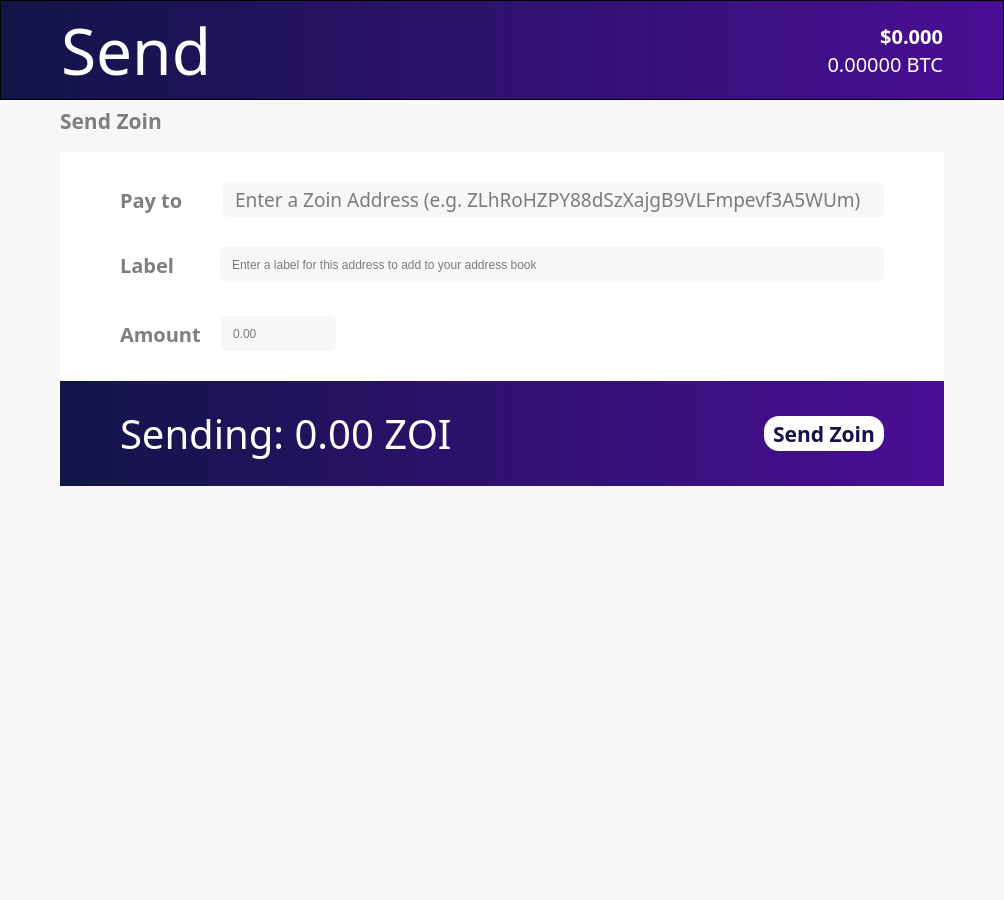
Old version of the form src/qt/forms/sendcoinsdialog.ui in the repository noirofficial/noir.
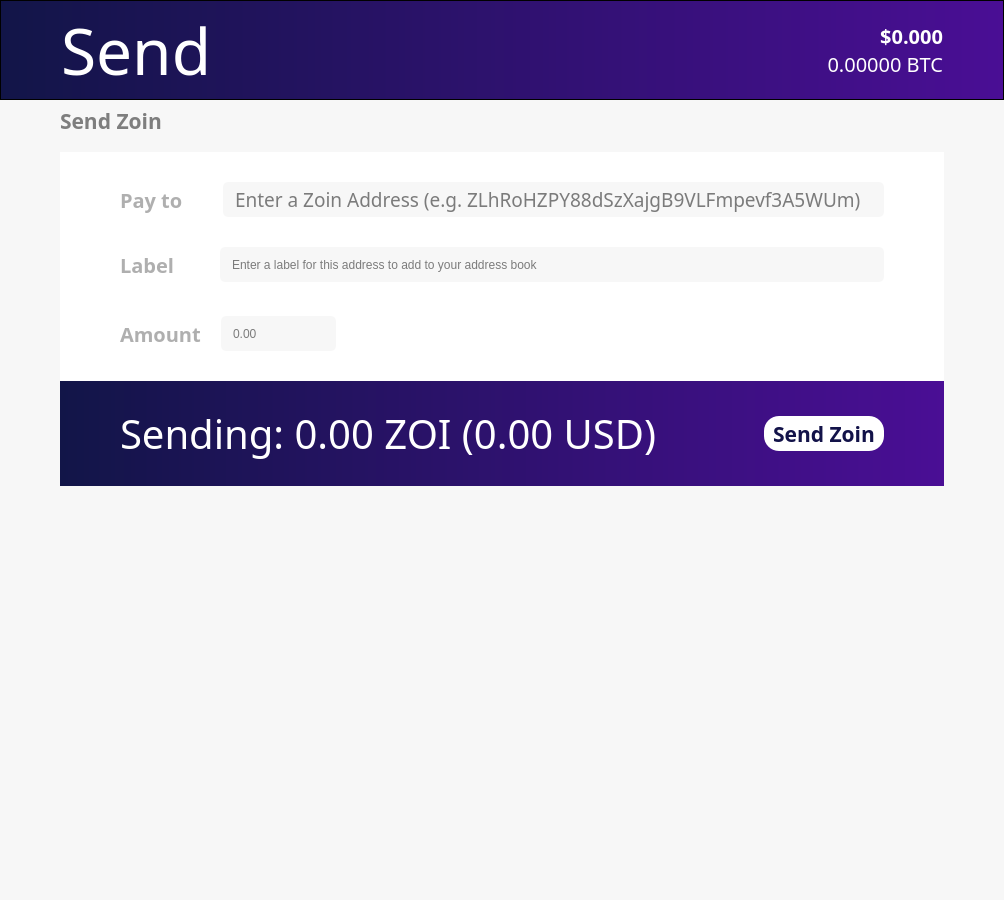
New version of the form. Icons and pictures are not drawn. Custom widgets are drawn as their Qt base class.

```diff
--- a/src/qt/forms/sendcoinsdialog.ui
+++ b/src/qt/forms/sendcoinsdialog.ui
@@ -183,7 +183,7 @@
      <item>
       <layout class="QHBoxLayout" name="horizontalLayout_8">
        <property name="spacing">
-        <number>0</number>
+        <number>8</number>
        </property>
        <property name="topMargin">
         <number>0</number>
@@ -223,7 +223,7 @@
         </spacer>
        </item>
        <item>
-        <widget class="QPushButton" name="pushButton_2">
+        <widget class="QPushButton" name="coinControl">
          <property name="enabled">
           <bool>true</bool>
          </property>
@@ -317,7 +317,7 @@
                </font>
               </property>
               <property name="styleSheet">
-               <string notr="true">color: rgb(126, 126, 126);</string>
+               <string notr="true">color: rgb(175, 175, 175);</string>
               </property>
               <property name="text">
                <string>Pay to    </string>
@@ -401,7 +401,7 @@
                </font>
               </property>
               <property name="styleSheet">
-               <string notr="true">color: rgb(126, 126, 126);</string>
+               <string notr="true">color: rgb(175, 175, 175);</string>
               </property>
               <property name="text">
                <string>Label     </string>
@@ -454,7 +454,7 @@
                </font>
               </property>
               <property name="styleSheet">
-               <string notr="true">color: rgb(126, 126, 126);</string>
+               <string notr="true">color: rgb(175, 175, 175);</string>
               </property>
               <property name="text">
                <string>Amount</string>
@@ -548,7 +548,7 @@
             <number>25</number>
            </property>
            <item>
-            <widget class="QLabel" name="label_10">
+            <widget class="QLabel" name="sendAmount">
              <property name="font">
               <font>
                <family>ZoinLight</family>
@@ -565,7 +565,7 @@
 </string>
              </property>
              <property name="text">
-              <string>Sending: 0.00 ZOI</string>
+              <string>Sending: 0.00 ZOI (0.00 USD)</string>
              </property>
             </widget>
            </item>
@@ -617,82 +617,92 @@
       <number>0</number>
      </property>
      <property name="leftMargin">
-      <number>300</number>
+      <number>60</number>
      </property>
      <property name="rightMargin">
-      <number>300</number>
+      <number>60</number>
      </property>
      <item>
-      <layout class="QVBoxLayout" name="verticalLayout_4">
-       <property name="spacing">
-        <number>3</number>
+      <spacer name="verticalSpacer">
+       <property name="orientation">
+        <enum>Qt::Vertical</enum>
        </property>
-       <property name="topMargin">
-        <number>30</number>
+       <property name="sizeHint" stdset="0">
+        <size>
+         <width>20</width>
+         <height>40</height>
+        </size>
        </property>
-       <property name="bottomMargin">
-        <number>30</number>
-       </property>
+      </spacer>
+     </item>
        <item>
-        <widget class="QLabel" name="label">
+      <widget class="QLabel" name="labelBalanceUSD">
          <property name="enabled">
-          <bool>false</bool>
+        <bool>true</bool>
+       </property>
+       <property name="sizePolicy">
+        <sizepolicy hsizetype="Preferred" vsizetype="Preferred">
+         <horstretch>0</horstretch>
+         <verstretch>0</verstretch>
+        </sizepolicy>
          </property>
          <property name="font">
           <font>
            <family>Source Sans Pro</family>
-           <pointsize>18</pointsize>
+         <pointsize>20</pointsize>
           </font>
          </property>
          <property name="styleSheet">
-          <string notr="true">color:rgba(120, 120, 120,0);</string>
+        <string notr="true">background-color:rgba(247, 247, 247, 0);
+height: 35px;
+border-radius:5px;
+border-style:solid;
+border-color:gray;
+border-width:thin;
+padding-left: 10;
+color: rgb(0,0,0,0);</string>
          </property>
          <property name="text">
-          <string>BALANCE</string>
-         </property>
-         <property name="alignment">
-          <set>Qt::AlignCenter</set>
+        <string>154.22 USD</string>
          </property>
         </widget>
        </item>
        <item>
         <widget class="QLabel" name="labelBalance">
          <property name="enabled">
-          <bool>false</bool>
+        <bool>true</bool>
          </property>
          <property name="font">
           <font>
-           <family>ZoinSemiBold</family>
-           <pointsize>28</pointsize>
-           <weight>75</weight>
-           <bold>true</bold>
+         <family>Source Sans Pro</family>
+         <pointsize>36</pointsize>
+         <weight>50</weight>
+         <bold>false</bold>
           </font>
          </property>
          <property name="cursor">
           <cursorShape>IBeamCursor</cursorShape>
          </property>
          <property name="styleSheet">
-          <string notr="true">color: rgb(0, 0, 128,0);</string>
+        <string notr="true">background-color:rgba(247, 247, 247, 0);
+height: 35px;
+border-radius:5px;
+border-style:solid;
+border-color:gray;
+border-width:thin;
+padding-left: 10;
+color: rgb(0,0,0,0);</string>
          </property>
          <property name="text">
-          <string>123.456 XMN</string>
+        <string>123.456 ZOI</string>
          </property>
          <property name="alignment">
-          <set>Qt::AlignCenter</set>
+        <set>Qt::AlignLeading|Qt::AlignLeft|Qt::AlignVCenter</set>
          </property>
          <property name="textInteractionFlags">
           <set>Qt::LinksAccessibleByMouse|Qt::TextSelectableByKeyboard|Qt::TextSelectableByMouse</set>
          </property>
         </widget>
-       </item>
-       <item>
-        <widget class="QLabel" name="label_11">
-         <property name="text">
-          <string/>
-         </property>
-        </widget>
-       </item>
-      </layout>
      </item>
     </layout>
    </item>
```
Lines whose indentation alone changed are shown as unchanged.
